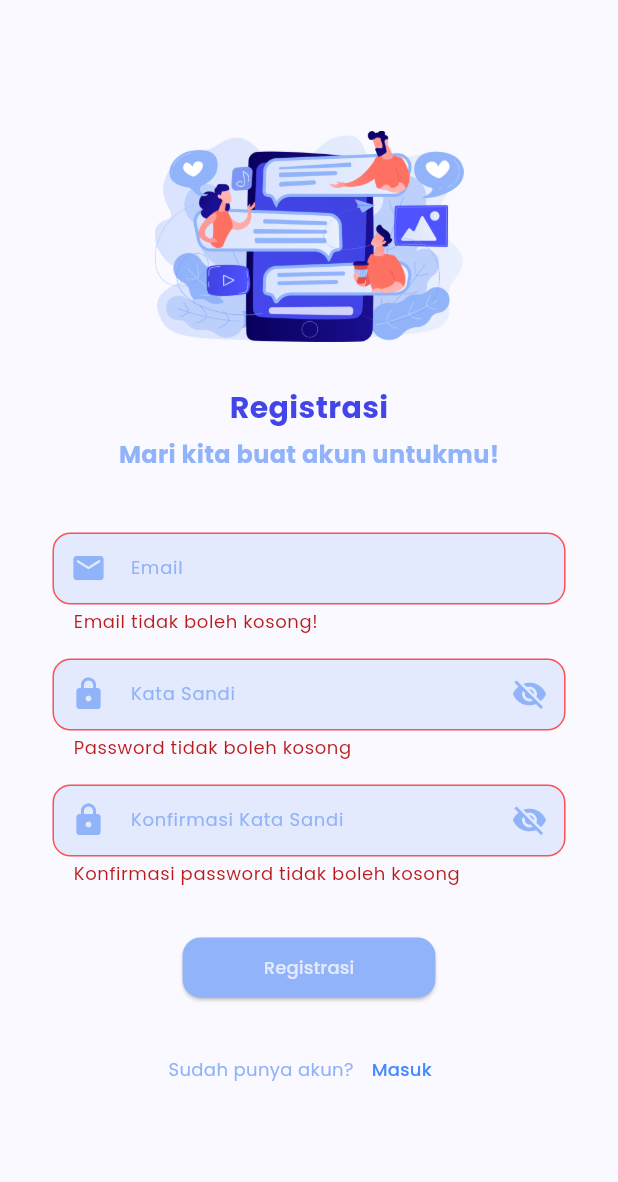
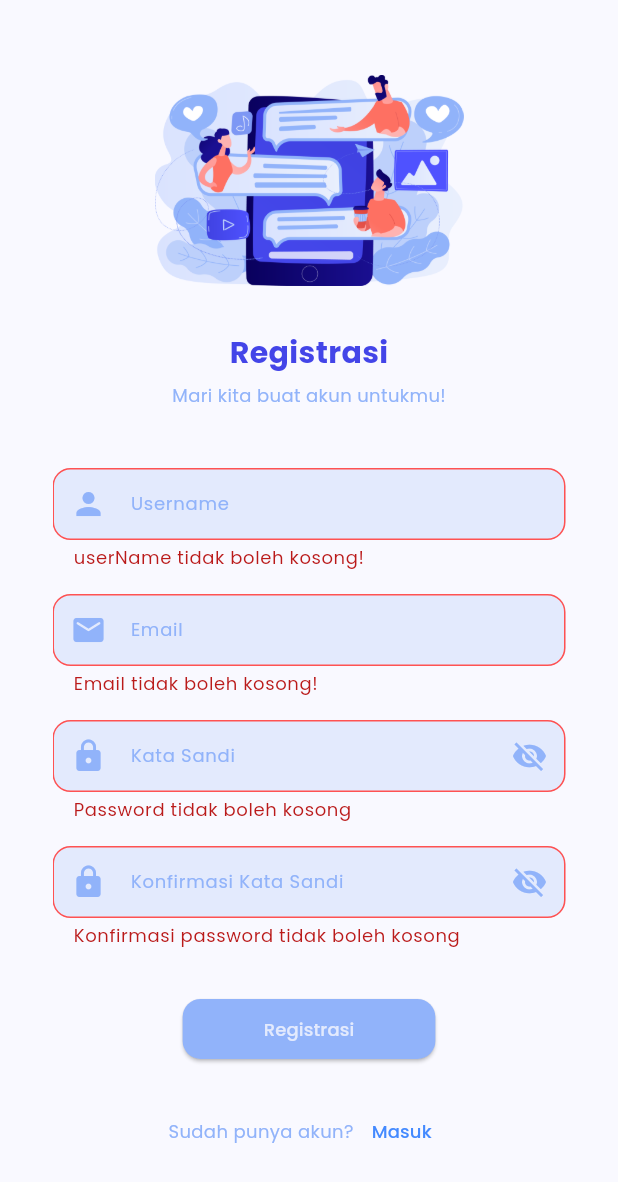
Before and after one commit to Rofiq126/Chat-App, a Flutter app: the RegisterScreen screen opened directly, after a tap on "Registrasi", on a phone screen of 412 x 824 dp. Shown: the top 1182 px of the screen. Run offline on Flutter 3.47's test engine with Material 2 defaults, Android fonts, the light colour scheme and no system bars; our stand-ins replace awesome_snackbar_content, cloud_firestore, firebase_auth, firebase_core; accounts and stored records are empty.

Commit message:
adding username field for register screen

```diff
--- a/lib/view/auth_screen/register_screen.dart
+++ b/lib/view/auth_screen/register_screen.dart
@@ -19,6 +19,7 @@ class _RegisterScreenState extends State<RegisterScreen> {
   TextEditingController email = TextEditingController();
   TextEditingController password = TextEditingController();
   TextEditingController confirmPassword = TextEditingController();
+  TextEditingController name = TextEditingController();
   final formKey = GlobalKey<FormState>();
   bool isVisiblePassword = true;
   bool isVisibleConfirmPassword = true;
@@ -54,10 +55,28 @@ class _RegisterScreenState extends State<RegisterScreen> {
                     ),
                     const Text(
                       'Mari kita buat akun untukmu!',
-                      style: Styles.title,
+                      style: Styles.titleSecond,
                     ),
                     const SizedBox(
                       height: 40,
+                    ),
+                    CustomTextFormField(
+                      hintTExt: 'Username',
+                      controller: name,
+                      obsecure: false,
+                      prefixIcon: const Icon(
+                        Icons.person,
+                        color: Styles.secondryColor,
+                      ),
+                      validator: (value) {
+                        if (name.text.isEmpty) {
+                          return 'userName tidak boleh kosong!';
+                        }
+                        return null;
+                      },
+                    ),
+                    const SizedBox(
+                      height: 16,
                     ),
                     CustomTextFormField(
                       hintTExt: 'Email',
@@ -149,6 +168,7 @@ class _RegisterScreenState extends State<RegisterScreen> {
                             await viewModel
                                 .createAccount(
                                     userModel: UserModel(
+                                        username: name.text,
                                         email: email.text,
                                         password: password.text))
                                 .then((value) {
```
